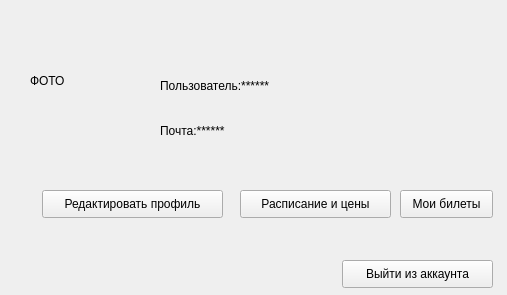
The window that data/etc/Profile.ui (Substance-live/Train_application) describes before a commit, drawn with Qt 5.
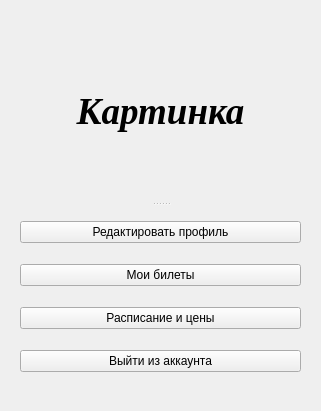
The same window after the commit.

Diff of the .ui file:
```diff
--- a/data/etc/Profile.ui
+++ b/data/etc/Profile.ui
@@ -6,98 +6,67 @@
    <rect>
     <x>0</x>
     <y>0</y>
-    <width>507</width>
-    <height>295</height>
+    <width>321</width>
+    <height>411</height>
    </rect>
   </property>
   <property name="windowTitle">
    <string>Profile</string>
   </property>
   <widget class="QWidget" name="centralwidget">
-   <widget class="QLabel" name="label_photo">
+   <widget class="QSplitter" name="splitter">
     <property name="geometry">
      <rect>
-      <x>30</x>
-      <y>30</y>
-      <width>111</width>
-      <height>101</height>
+      <x>20</x>
+      <y>20</y>
+      <width>281</width>
+      <height>371</height>
      </rect>
     </property>
+    <property name="orientation">
+     <enum>Qt::Orientation::Vertical</enum>
+    </property>
+    <widget class="QLabel" name="label_image_2">
     <property name="sizePolicy">
-     <sizepolicy hsizetype="Minimum" vsizetype="Preferred">
+      <sizepolicy hsizetype="Expanding" vsizetype="Expanding">
       <horstretch>0</horstretch>
       <verstretch>0</verstretch>
      </sizepolicy>
     </property>
+     <property name="minimumSize">
+      <size>
+       <width>0</width>
+       <height>104</height>
+      </size>
+     </property>
     <property name="font">
      <font>
-      <pointsize>9</pointsize>
-     </font>
-    </property>
+       <family>Times New Roman</family>
+       <pointsize>28</pointsize>
+       <italic>true</italic>
+       <bold>true</bold>
+      </font>
+     </property>
+     <property name="contextMenuPolicy">
+      <enum>Qt::ContextMenuPolicy::NoContextMenu</enum>
+     </property>
+     <property name="accessibleDescription">
+      <string notr="true"/>
+     </property>
     <property name="layoutDirection">
-     <enum>Qt::LeftToRight</enum>
+      <enum>Qt::LayoutDirection::LeftToRight</enum>
     </property>
     <property name="text">
-     <string>ФОТО</string>
-    </property>
-   </widget>
-   <widget class="QLabel" name="label_user">
-    <property name="geometry">
-     <rect>
-      <x>160</x>
-      <y>60</y>
-      <width>161</width>
-      <height>51</height>
-     </rect>
-    </property>
-    <property name="sizePolicy">
-     <sizepolicy hsizetype="Minimum" vsizetype="Preferred">
-      <horstretch>0</horstretch>
-      <verstretch>0</verstretch>
-     </sizepolicy>
-    </property>
-    <property name="font">
-     <font>
-      <pointsize>9</pointsize>
-     </font>
-    </property>
-    <property name="text">
-     <string>Пользователь:******</string>
-    </property>
-   </widget>
-   <widget class="QLabel" name="label_mail">
-    <property name="geometry">
-     <rect>
-      <x>160</x>
-      <y>110</y>
-      <width>141</width>
-      <height>41</height>
-     </rect>
-    </property>
-    <property name="sizePolicy">
-     <sizepolicy hsizetype="Minimum" vsizetype="Preferred">
-      <horstretch>0</horstretch>
-      <verstretch>0</verstretch>
-     </sizepolicy>
-    </property>
-    <property name="font">
-     <font>
-      <pointsize>9</pointsize>
-     </font>
-    </property>
-    <property name="text">
-     <string>Почта:******</string>
-    </property>
-   </widget>
+      <string>Картинка</string>
+     </property>
+     <property name="alignment">
+      <set>Qt::AlignmentFlag::AlignCenter</set>
+     </property>
+    </widget>
+    <widget class="QWidget" name="">
+     <layout class="QVBoxLayout" name="verticalLayout">
+      <item>
    <widget class="QPushButton" name="but_edit">
-    <property name="geometry">
-     <rect>
-      <x>42</x>
-      <y>190</y>
-      <width>181</width>
-      <height>28</height>
-     </rect>
-    </property>
     <property name="sizePolicy">
      <sizepolicy hsizetype="Minimum" vsizetype="Fixed">
       <horstretch>0</horstretch>
@@ -113,39 +82,9 @@
      <string>Редактировать профиль</string>
     </property>
    </widget>
-   <widget class="QPushButton" name="but_timetable">
-    <property name="geometry">
-     <rect>
-      <x>240</x>
-      <y>190</y>
-      <width>151</width>
-      <height>28</height>
-     </rect>
-    </property>
-    <property name="sizePolicy">
-     <sizepolicy hsizetype="Minimum" vsizetype="Fixed">
-      <horstretch>0</horstretch>
-      <verstretch>0</verstretch>
-     </sizepolicy>
-    </property>
-    <property name="font">
-     <font>
-      <pointsize>9</pointsize>
-     </font>
-    </property>
-    <property name="text">
-     <string>Расписание и цены</string>
-    </property>
-   </widget>
+      </item>
+      <item>
    <widget class="QPushButton" name="but_orders">
-    <property name="geometry">
-     <rect>
-      <x>400</x>
-      <y>190</y>
-      <width>93</width>
-      <height>28</height>
-     </rect>
-    </property>
     <property name="sizePolicy">
      <sizepolicy hsizetype="Minimum" vsizetype="Fixed">
       <horstretch>0</horstretch>
@@ -161,15 +100,27 @@
      <string>Мои билеты</string>
     </property>
    </widget>
+      </item>
+      <item>
+       <widget class="QPushButton" name="but_timetable">
+        <property name="sizePolicy">
+         <sizepolicy hsizetype="Minimum" vsizetype="Fixed">
+          <horstretch>0</horstretch>
+          <verstretch>0</verstretch>
+         </sizepolicy>
+        </property>
+        <property name="font">
+         <font>
+          <pointsize>9</pointsize>
+         </font>
+        </property>
+        <property name="text">
+         <string>Расписание и цены</string>
+        </property>
+       </widget>
+      </item>
+      <item>
    <widget class="QPushButton" name="but_logout">
-    <property name="geometry">
-     <rect>
-      <x>342</x>
-      <y>260</y>
-      <width>151</width>
-      <height>28</height>
-     </rect>
-    </property>
     <property name="sizePolicy">
      <sizepolicy hsizetype="Minimum" vsizetype="Fixed">
       <horstretch>0</horstretch>
@@ -184,6 +135,10 @@
     <property name="text">
      <string>Выйти из аккаунта</string>
     </property>
+       </widget>
+      </item>
+     </layout>
+    </widget>
    </widget>
   </widget>
  </widget>
```
Lines whose indentation alone changed are shown as unchanged.
